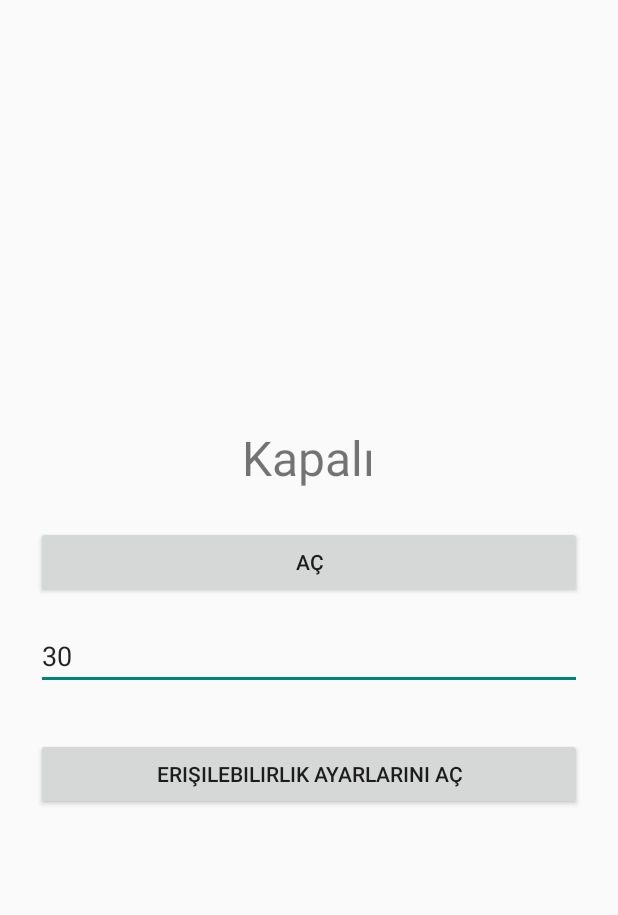
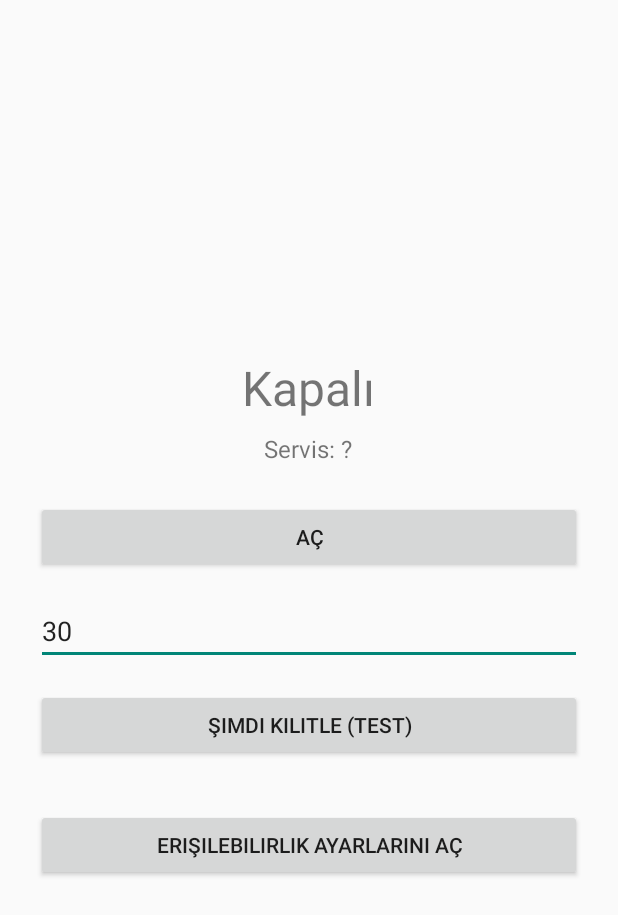
Before and after one commit to gokhanaydinn67-cpu/Sleeper, an Android app: the screen it shows after launch (MainActivity), on a phone screen of 412 x 824 dp. Shown: the top 915 px of the screen. Run offline under Robolectric (Android 15) with nearby library versions, the phone set to English and light mode, and no system bars.

Commit message:
Update activity_main.xml

```diff
--- a/app/src/main/res/layout/activity_main.xml
+++ b/app/src/main/res/layout/activity_main.xml
@@ -12,6 +12,14 @@
         android:layout_height="wrap_content"
         android:text="Kapalı"
         android:textSize="32sp" />
+
+    <TextView
+        android:id="@+id/service"
+        android:layout_width="wrap_content"
+        android:layout_height="wrap_content"
+        android:layout_marginTop="8dp"
+        android:text="Servis: ?"
+        android:textSize="16sp" />
 
     <Button
         android:id="@+id/toggle"
@@ -29,6 +37,13 @@
         android:inputType="number" />
 
     <Button
+        android:id="@+id/testBtn"
+        android:layout_width="match_parent"
+        android:layout_height="wrap_content"
+        android:layout_marginTop="16dp"
+        android:text="Şimdi kilitle (test)" />
+
+    <Button
         android:id="@+id/accessBtn"
         android:layout_width="match_parent"
         android:layout_height="wrap_content"
```
